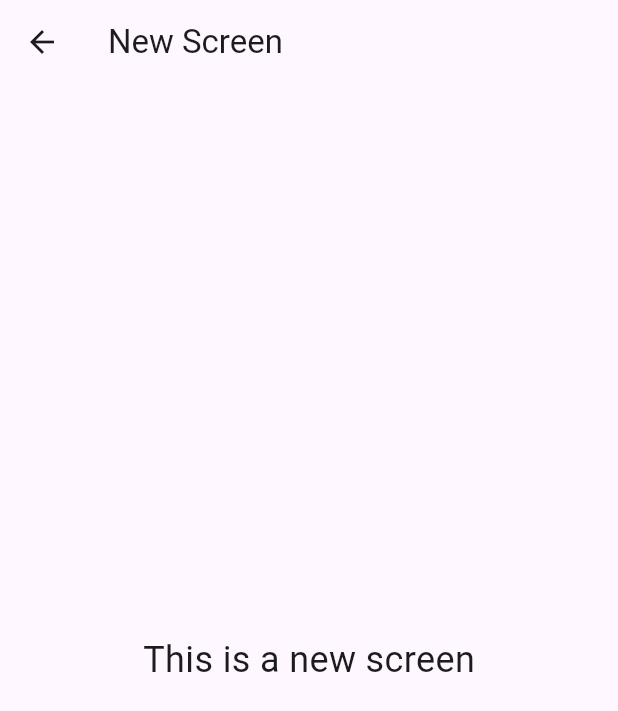
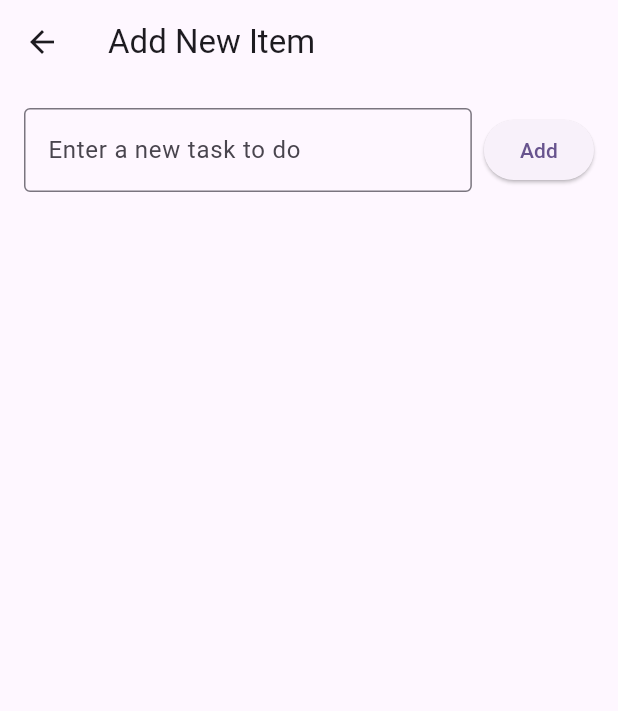
Before and after one commit to vipermark7/flutter-todos, a Flutter app: the screen it shows after launch, after a tap on the "add" icon, on a phone screen of 412 x 824 dp. Shown: the top 711 px of the screen. Run offline on Flutter 3.47's test engine with Material 3 defaults, Android fonts, the phone set to English and light mode, and no system bars.

Commit message:
frontend for add item view finished. need to wire home page and add view togetehr

```diff
--- a/app/lib/main.dart
+++ b/app/lib/main.dart
@@ -32,7 +32,7 @@ class MyHomePage extends StatefulWidget {
 class _MyHomePageState extends State<MyHomePage> {
   @override
   Widget build(BuildContext context) {
-    final List<String> items = ['Apple', 'Grape', 'Pear'];
+    final List<String> items = ['Welcome! Enter an item into your to-do list.'];
 
     return Scaffold(
       appBar: AppBar(
@@ -59,20 +59,52 @@ class _MyHomePageState extends State<MyHomePage> {
 
   void _navigateToNewScreen(BuildContext context) {
     Navigator.of(context).push(
-      MaterialPageRoute(builder: (context) => NewScreen())
+      MaterialPageRoute(builder: (context) => AddItemView())
     );
   }
 }
 
-class NewScreen extends StatelessWidget {
+class AddItemView extends StatelessWidget {
+  AddItemView({super.key});
+
+  final TextEditingController _controller = TextEditingController();
+
   @override
   Widget build(BuildContext context) {
     return Scaffold(
-      appBar: AppBar(title: const Text('New Screen')),
-      body: const Center(
-        child: Text(
-          'This is a new screen',
-          style: TextStyle(fontSize: 24.0),
+      appBar: AppBar(title: const Text('Add New Item')),
+      body: Padding(
+        padding: const EdgeInsets.all(16.0),
+        child: Row(
+          children: [
+            // Expanded TextField allows for dynamic resizing
+            Expanded(
+              child: TextField(
+                controller: _controller,
+                decoration: const InputDecoration(
+                  border: OutlineInputBorder(),
+                  hintText: 'Enter a new task to do',
+                ),
+              ),
+            ),
+            const SizedBox(width: 8),
+            ElevatedButton(
+              onPressed: () {
+                final text = _controller.text;
+                if (text.isNotEmpty) {
+                  ScaffoldMessenger.of(context).showSnackBar(
+                    SnackBar(content: Text('Added: $text')),
+                  );
+                  _controller.clear();
+                } else {
+                  ScaffoldMessenger.of(context).showSnackBar(
+                    const SnackBar(content: Text('Please enter a task')),
+                  );
+                }
+              },
+              child: const Text('Add'),
+            ),
+          ],
         ),
       ),
     );
```
